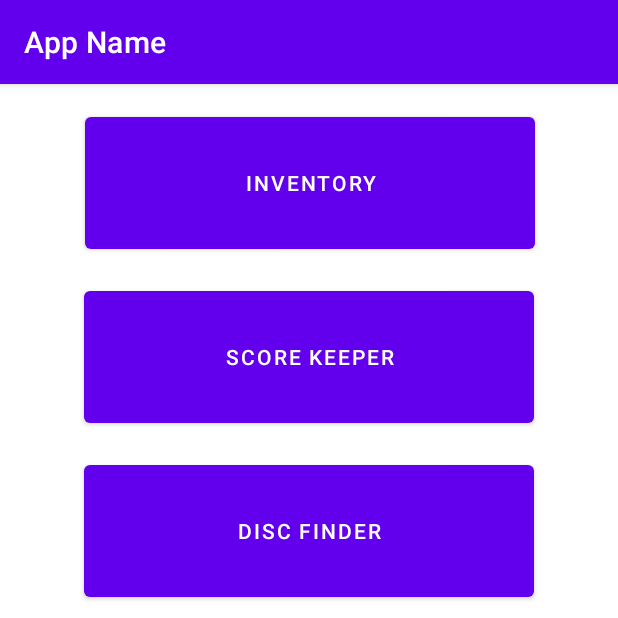
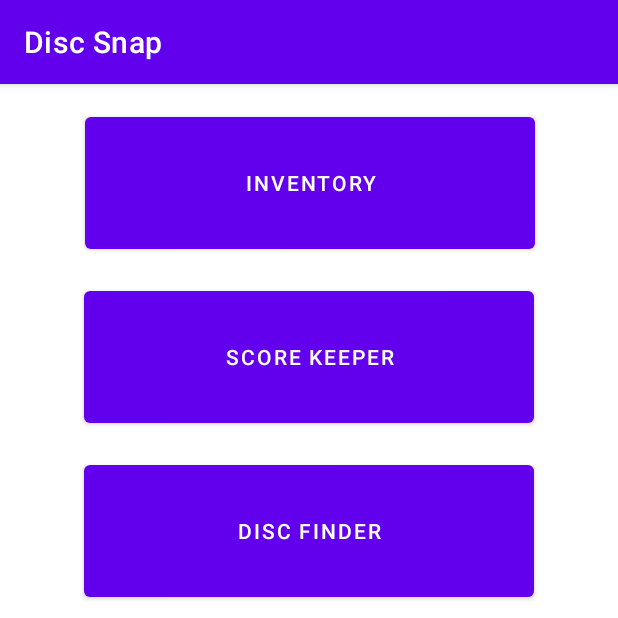
Before and after one commit to ColtonJacobson23/DiscGolfApp, an Android app: the screen it shows after launch (MainActivity), on a phone screen of 412 x 824 dp, the top half of it. Run offline under Robolectric (Android 15) with nearby library versions, the light colour scheme and no system bars.

Commit message:
Updated button IDs and activity titles to use constants.

```diff
--- a/discgolfapp_v1/app/src/main/res/layout/main_activity.xml
+++ b/discgolfapp_v1/app/src/main/res/layout/main_activity.xml
@@ -8,60 +8,60 @@
     tools:context=".MainActivity">
 
     <Button
-        android:id="@+id/button3"
+        android:id="@+id/discFinderButton"
         android:layout_width="300dp"
         android:layout_height="100dp"
         android:layout_marginTop="16dp"
         android:onClick="startDiscFinderActivity"
-        android:text="Disc Finder"
+        android:text="@string/disc_finder_name"
         app:layout_constraintEnd_toEndOf="parent"
         app:layout_constraintStart_toStartOf="parent"
-        app:layout_constraintTop_toBottomOf="@+id/button4" />
+        app:layout_constraintTop_toBottomOf="@+id/scoreKeeperButton" />
 
     <Button
-        android:id="@+id/button2"
+        android:id="@+id/inventoryButton"
         android:layout_width="300dp"
         android:layout_height="100dp"
         android:layout_marginTop="16dp"
         android:onClick="startInventoryActivity"
-        android:text="Inventory"
+        android:text="@string/inventory_name"
         app:layout_constraintEnd_toEndOf="parent"
         app:layout_constraintHorizontal_bias="0.504"
         app:layout_constraintStart_toStartOf="parent"
         app:layout_constraintTop_toTopOf="parent" />
 
     <Button
-        android:id="@+id/button4"
+        android:id="@+id/scoreKeeperButton"
         android:layout_width="300dp"
         android:layout_height="100dp"
         android:layout_marginTop="16dp"
         android:fontFamily="sans-serif-medium"
         android:onClick="startScoreKeeperActivity"
-        android:text="Score Keeper"
+        android:text="@string/score_keeper_name"
         app:layout_constraintEnd_toEndOf="parent"
         app:layout_constraintStart_toStartOf="parent"
-        app:layout_constraintTop_toBottomOf="@+id/button2" />
+        app:layout_constraintTop_toBottomOf="@+id/inventoryButton" />
 
     <Button
-        android:id="@+id/button5"
+        android:id="@+id/discTracerButton"
         android:layout_width="300dp"
         android:layout_height="100dp"
         android:layout_marginTop="16dp"
         android:onClick="startDiscTracerActivity"
-        android:text="Disc Tracer"
+        android:text="@string/disc_tracer_name"
         app:layout_constraintEnd_toEndOf="parent"
         app:layout_constraintStart_toStartOf="parent"
-        app:layout_constraintTop_toBottomOf="@+id/button3" />
+        app:layout_constraintTop_toBottomOf="@+id/discFinderButton" />
 
     <Button
-        android:id="@+id/button6"
+        android:id="@+id/formAnalyzerButton"
         android:layout_width="300dp"
         android:layout_height="100dp"
         android:layout_marginTop="16dp"
         android:onClick="startFormAnalyzerActivity"
-        android:text="Form Analyzer"
+        android:text="@string/form_analyzer_name"
         app:layout_constraintEnd_toEndOf="parent"
         app:layout_constraintStart_toStartOf="parent"
-        app:layout_constraintTop_toBottomOf="@+id/button5" />
+        app:layout_constraintTop_toBottomOf="@+id/discTracerButton" />
 
 </androidx.constraintlayout.widget.ConstraintLayout>
--- a/discgolfapp_v1/app/src/main/res/values/strings.xml
+++ b/discgolfapp_v1/app/src/main/res/values/strings.xml
@@ -1,3 +1,8 @@
 <resources>
-    <string name="app_name">App Name</string>
+    <string name="app_name">Disc Snap</string>
+    <string name="inventory_name">Inventory</string>
+    <string name="score_keeper_name">Score Keeper</string>
+    <string name="disc_finder_name">Disc Finder</string>
+    <string name="disc_tracer_name">Disc Tracer</string>
+    <string name="form_analyzer_name">Form Analyzer</string>
 </resources>
```
Also changed, not shown: discgolfapp_v1/app/src/main/AndroidManifest.xml (+25 -25 lines).
